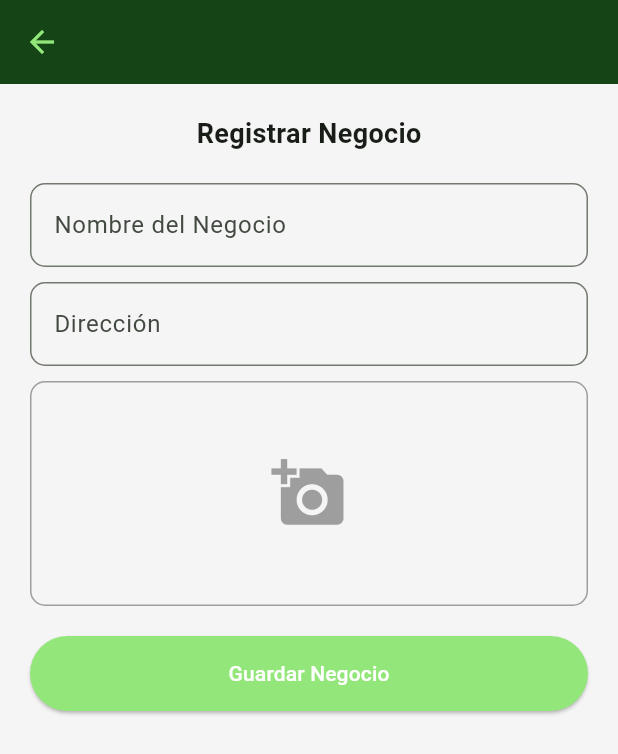
After one commit to Keneth30061998/RioCupones, a Flutter app: the AdminRegisterBusinessPage screen opened by its route, on a phone screen of 412 x 824 dp. The commit adds this screen. Shown: the top 754 px of the screen. Run offline on Flutter 3.47's test engine with Material 3 defaults, Android fonts, the phone set to English and light mode, and no system bars; our stand-ins replace get, sn_progress_dialog.

Commit message:
Business - Register and connect with the backend

```diff
--- /dev/null
+++ b/lib/src/models/Business.dart
@@ -0,0 +1,37 @@
+// To parse this JSON data, do
+//
+//     final business = businessFromJson(jsonString);
+
+import 'dart:convert';
+
+Business businessFromJson(String str) => Business.fromJson(json.decode(str));
+
+String businessToJson(Business data) => json.encode(data.toJson());
+
+class Business {
+  String? id;
+  String? name;
+  String? address;
+  String? image;
+
+  Business({
+    this.id,
+    this.name,
+    this.address,
+    this.image,
+  });
+
+  factory Business.fromJson(Map<String, dynamic> json) => Business(
+        id: json["id"],
+        name: json["name"],
+        address: json["address"],
+        image: json["image"],
+      );
+
+  Map<String, dynamic> toJson() => {
+        "id": id,
+        "name": name,
+        "address": address,
+        "image": image,
+      };
+}
--- /dev/null
+++ b/lib/src/pages/admin/register/business/admin_register_business_controller.dart
@@ -0,0 +1,46 @@
+import 'package:flutter/cupertino.dart';
+import 'package:get/get.dart';
+import 'package:rio_cupones/src/models/Business.dart';
+import 'package:sn_progress_dialog/progress_dialog.dart';
+
+import '../../../../providers/business_provider.dart';
+
+class AdminRegisterBusinessController extends GetxController {
+  TextEditingController nameController = TextEditingController();
+  TextEditingController addressController = TextEditingController();
+
+  BusinessProvider businessProvider = BusinessProvider();
+
+  //Metodo para registrar un negocio
+  void registrar(BuildContext context) async {
+    String name = nameController.text;
+    String address = addressController.text;
+
+    if (isValidForm(name, address)) {
+      ProgressDialog progressDialog = ProgressDialog(context: context);
+      progressDialog.show(max: 70, msg: "Registro de Negocio");
+      Business business = Business(name: name, address: address);
+      Response response = await businessProvider.create(business);
+      print('Response: ${response.body}');
+
+      //Get.snackbar('Datos Válidos', 'Registro de usuario...');
+      print('Nombre: ${name}');
+      print('Direccion: ${address}');
+
+      progressDialog.close();
+    }
+  }
+
+  //Metodos para validar los campos del formulario
+  bool isValidForm(
+    String name,
+    String address,
+  ) {
+    //ver que los campos no esten vacios
+    if (name.isEmpty && address.isEmpty) {
+      Get.snackbar('Campos vacios', 'Ingrese informacion en los campos vacios');
+      return false;
+    }
+    return true;
+  }
+}
--- /dev/null
+++ b/lib/src/pages/admin/register/business/admin_register_business_page.dart
@@ -0,0 +1,80 @@
+import 'package:flutter/material.dart';
+import 'package:get/get.dart';
+import 'package:rio_cupones/src/constants/colors.dart';
+import 'package:rio_cupones/src/pages/admin/register/business/admin_register_business_controller.dart';
+
+class AdminRegisterBusinessPage extends StatelessWidget {
+  AdminRegisterBusinessController con =
+      Get.put(AdminRegisterBusinessController());
+
+  @override
+  Widget build(BuildContext context) {
+    return Scaffold(
+      appBar: AppBar(),
+      body: Padding(
+        padding: const EdgeInsets.all(20),
+        child: Column(
+          mainAxisSize: MainAxisSize.min,
+          children: [
+            const Text('Registrar Negocio',
+                style: TextStyle(fontSize: 18, fontWeight: FontWeight.bold)),
+            const SizedBox(height: 20),
+            // Campo Nombre
+            TextField(
+              controller: con.nameController,
+              decoration: InputDecoration(
+                labelText: 'Nombre del Negocio',
+                border: OutlineInputBorder(
+                  borderRadius: BorderRadius.circular(10),
+                ),
+              ),
+            ),
+            const SizedBox(height: 10),
+            // Campo Dirección
+            TextField(
+              controller: con.addressController,
+              decoration: InputDecoration(
+                labelText: 'Dirección',
+                border: OutlineInputBorder(
+                  borderRadius: BorderRadius.circular(10),
+                ),
+              ),
+            ),
+            const SizedBox(height: 10),
+            // Botón para subir imagen
+            GestureDetector(
+              onTap: () {
+                // Aquí llamas tu función para seleccionar la imagen
+                print('Selecionar una imagen');
+              },
+              child: Container(
+                height: 150,
+                width: double.infinity,
+                decoration: BoxDecoration(
+                  border: Border.all(color: Colors.grey),
+                  borderRadius: BorderRadius.circular(10),
+                  color: Colors.grey[100],
+                ),
+                child: const Center(
+                  child: Icon(Icons.add_a_photo, size: 50, color: Colors.grey),
+                ),
+              ),
+            ),
+            const SizedBox(height: 20),
+            // Botón Guardar
+            ElevatedButton(
+              onPressed: () => con.registrar(context),
+              style: ElevatedButton.styleFrom(
+                backgroundColor: primary_color,
+                minimumSize: const Size(double.infinity, 50),
+              ),
+              child: const Text('Guardar Negocio',
+                  style: TextStyle(color: Colors.white)),
+            ),
+            const SizedBox(height: 10),
+          ],
+        ),
+      ),
+    );
+  }
+}
--- a/lib/src/pages/login/login_controller.dart
+++ b/lib/src/pages/login/login_controller.dart
@@ -4,4 +4,8 @@ class LoginController extends GetxController {
   void goToUserRegisterPage() {
     Get.toNamed('/user-register');
   }
+
+  void goToAdminHome() {
+    Get.toNamed('/admin-home');
+  }
 }
--- a/lib/src/pages/login/login_page.dart
+++ b/lib/src/pages/login/login_page.dart
@@ -177,7 +177,7 @@ class LoginPage extends StatelessWidget {
       width: double.infinity,
       margin: const EdgeInsets.only(bottom: 5),
       child: FloatingActionButton.extended(
-        onPressed: () {},
+        onPressed: () => con.goToAdminHome(),
         label: Text(
           'Login',
           style: TextStyle(
--- a/lib/src/pages/user/register/user_register_page.dart
+++ b/lib/src/pages/user/register/user_register_page.dart
@@ -184,6 +184,7 @@ class UserRegisterPage extends StatelessWidget {
       child: TextField(
         controller: con.passwordController,
         keyboardType: TextInputType.text,
+        obscureText: true,
         decoration: InputDecoration(
           labelText: 'Contraseña',
           hintText: 'Contraseña',
@@ -202,6 +203,7 @@ class UserRegisterPage extends StatelessWidget {
       child: TextField(
         controller: con.confirmPasswordController,
         keyboardType: TextInputType.text,
+        obscureText: true,
         decoration: InputDecoration(
           labelText: 'Confirmar Contraseña',
           hintText: 'Confirmar Contraseña',
--- /dev/null
+++ b/lib/src/providers/business_provider.dart
@@ -0,0 +1,16 @@
+import 'package:get/get.dart';
+import 'package:rio_cupones/src/environment/environment.dart';
+import 'package:rio_cupones/src/models/Business.dart';
+
+class BusinessProvider extends GetConnect {
+  String url = '${Environment.API_URL}api/business';
+
+  Future<Response> create(Business business) async {
+    Response response = await post(
+      '$url/create',
+      business.toJson(),
+      headers: {'Content-Type': 'application/json'},
+    );
+    return response;
+  }
+}
```
Also changed, not shown: lib/main.dart (+7 -1 lines), lib/src/pages/admin/home/admin_home_controller.dart (added, +7 -0 lines), lib/src/pages/admin/home/admin_home_page.dart (+60 -73 lines), lib/src/pages/admin/register/seller/admin_register_seller_page.dart (added), 2 other files.
